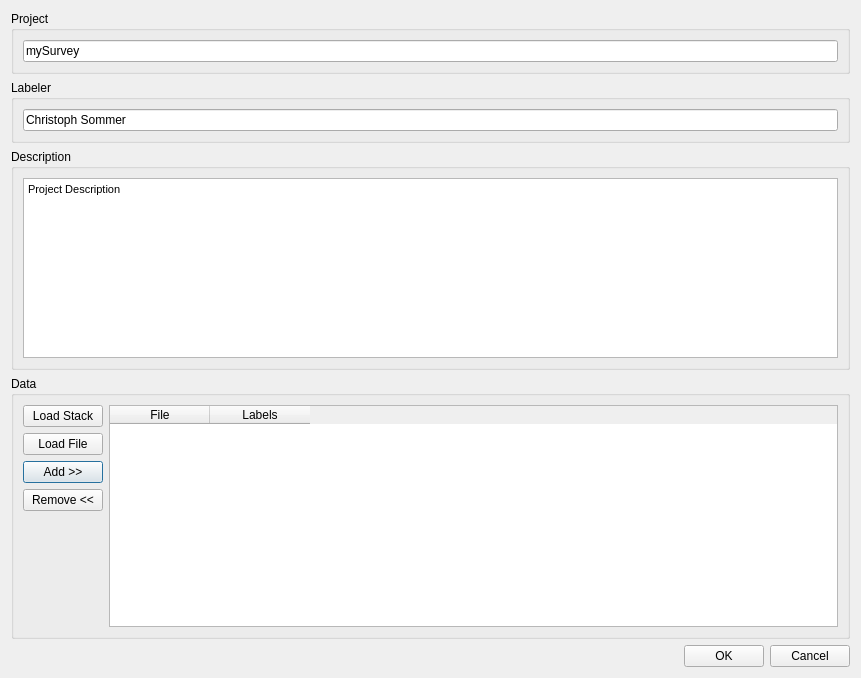
Before: the Qt Designer form ilastik/modules/project_gui/gui/dlgProject.ui in ilastik/ilastik-0.5, drawn with Qt 5.
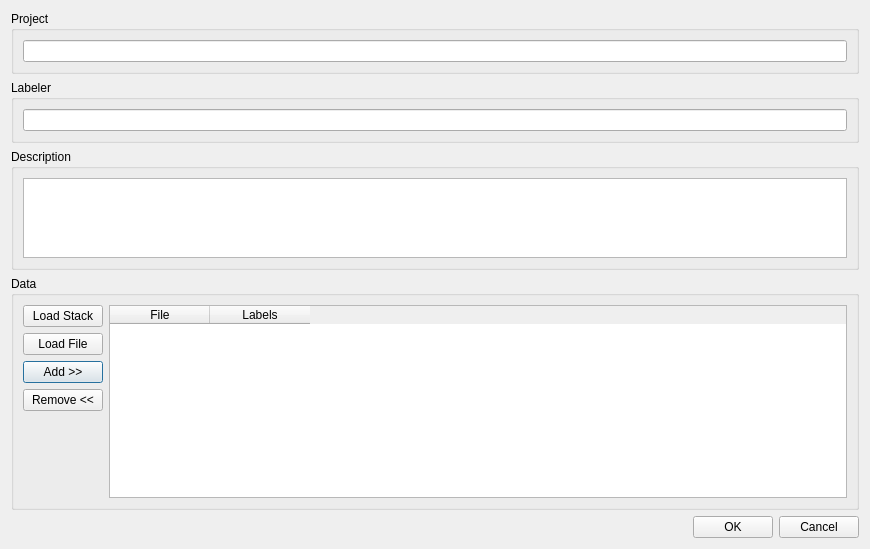
After: the same form once the commit is applied. Icons and pictures are not drawn.

Commit message: added splash and right icons

Patch:
```diff
--- a/ilastik/modules/project_gui/gui/dlgProject.ui
+++ b/ilastik/modules/project_gui/gui/dlgProject.ui
@@ -9,8 +9,8 @@
    <rect>
     <x>0</x>
     <y>0</y>
-    <width>861</width>
-    <height>678</height>
+    <width>870</width>
+    <height>549</height>
    </rect>
   </property>
   <property name="windowTitle">
@@ -41,7 +41,7 @@
          </sizepolicy>
         </property>
         <property name="text">
-         <string>mySurvey</string>
+         <string/>
         </property>
        </widget>
       </item>
@@ -81,7 +81,7 @@
          </sizepolicy>
         </property>
         <property name="text">
-         <string>Christoph Sommer</string>
+         <string/>
         </property>
        </widget>
       </item>
@@ -111,7 +111,7 @@
         <property name="maximumSize">
          <size>
           <width>16777215</width>
-          <height>180</height>
+          <height>80</height>
          </size>
         </property>
         <property name="html">
@@ -119,7 +119,7 @@
 &lt;html&gt;&lt;head&gt;&lt;meta name=&quot;qrichtext&quot; content=&quot;1&quot; /&gt;&lt;style type=&quot;text/css&quot;&gt;
 p, li { white-space: pre-wrap; }
 &lt;/style&gt;&lt;/head&gt;&lt;body style=&quot; font-family:'MS Shell Dlg 2'; font-size:8.25pt; font-weight:400; font-style:normal;&quot;&gt;
-&lt;p style=&quot; margin-top:0px; margin-bottom:0px; margin-left:0px; margin-right:0px; -qt-block-indent:0; text-indent:0px;&quot;&gt;&lt;span style=&quot; font-size:8pt;&quot;&gt;Project Description&lt;/span&gt;&lt;/p&gt;&lt;/body&gt;&lt;/html&gt;</string>
+&lt;p style=&quot;-qt-paragraph-type:empty; margin-top:0px; margin-bottom:0px; margin-left:0px; margin-right:0px; -qt-block-indent:0; text-indent:0px; font-size:8pt;&quot;&gt;&lt;/p&gt;&lt;/body&gt;&lt;/html&gt;</string>
         </property>
        </widget>
       </item>
```
Left out of the diff: 2 changed lines with no effect on the pictures. The commit also changes 6 other files.
